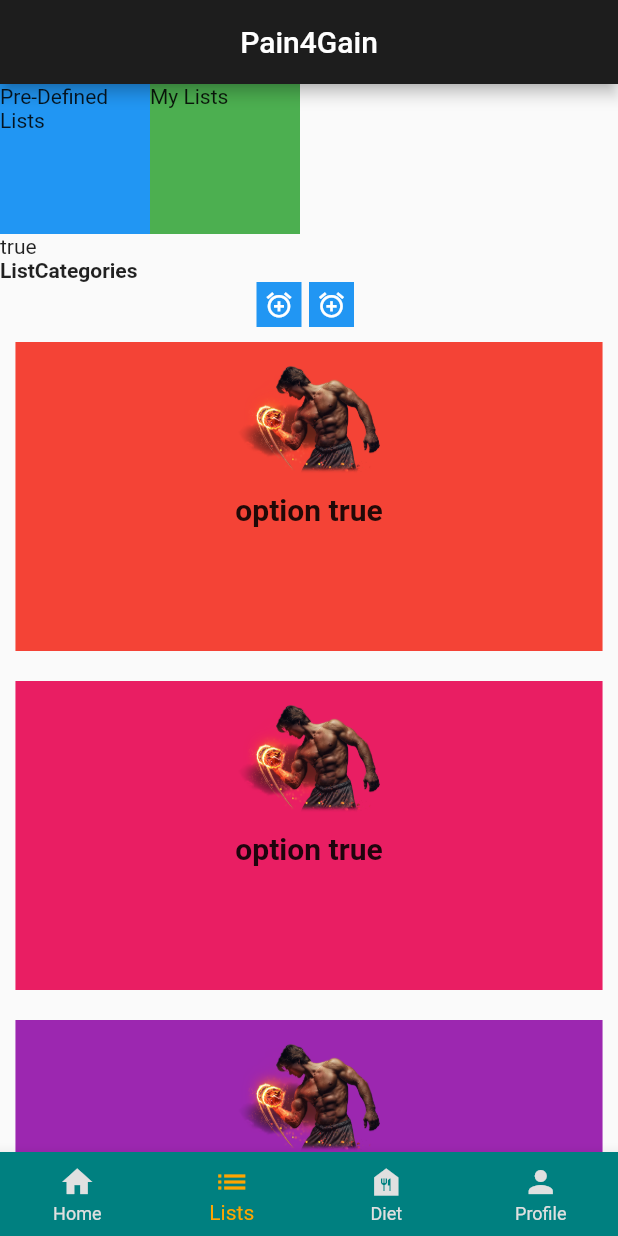
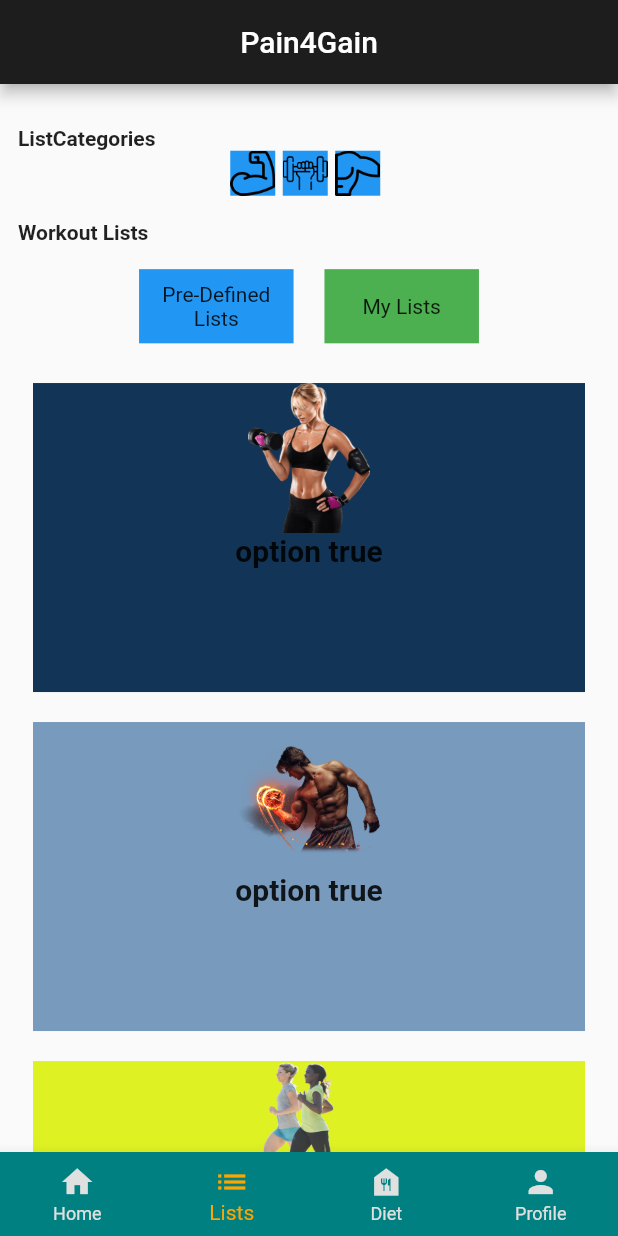
Before and after one commit to YasinSefa15/pain4gain, a Flutter app: the screen it shows after launch, item 2 of the bottom bar chosen, on a phone screen of 412 x 824 dp. Run offline on Flutter 3.47's test engine with Material 2 defaults, Android fonts, the phone set to English and light mode, and no system bars; our stand-ins replace shared_preferences.

Commit message:
ListPage now uses json files. And icons can be added to categories

```diff
--- a/lib/components/lists/list_option.dart
+++ b/lib/components/lists/list_option.dart
@@ -2,8 +2,13 @@ import 'package:flutter/material.dart';
 
 class ListOption extends StatefulWidget {
   final Function(bool) onOptionChanged;
+  final double deviceWidth;
+  final double deviceHeight;
 
-  ListOption({required this.onOptionChanged});
+  const ListOption(
+      {required this.onOptionChanged,
+      required this.deviceWidth,
+      required this.deviceHeight});
 
   @override
   _ListOptionState createState() => _ListOptionState();
@@ -15,6 +20,7 @@ class _ListOptionState extends State<ListOption> {
   @override
   Widget build(BuildContext context) {
     return Row(
+      mainAxisAlignment: MainAxisAlignment.center,
       children: [
         GestureDetector(
           onTap: () {
@@ -25,11 +31,16 @@ class _ListOptionState extends State<ListOption> {
           },
           child: Container(
             color: Colors.blue,
-            width: 100,
-            height: 100,
-            child: Text("Pre-Defined Lists"),
+            width: widget.deviceWidth * 0.25,
+            height: widget.deviceHeight * 0.06,
+            child: const Center(
+                child: Text(
+              "Pre-Defined Lists",
+              textAlign: TextAlign.center,
+            )),
           ),
         ),
+        SizedBox(width: widget.deviceWidth * 0.05),
         GestureDetector(
           onTap: () {
             setState(() {
@@ -39,9 +50,13 @@ class _ListOptionState extends State<ListOption> {
           },
           child: Container(
             color: Colors.green,
-            width: 100,
-            height: 100,
-            child: Text("My Lists"),
+            width: widget.deviceWidth * 0.25,
+            height: widget.deviceHeight * 0.06,
+            child: const Center(
+                child: Text(
+              "My Lists",
+              textAlign: TextAlign.center,
+            )),
           ),
         ),
       ],
--- a/lib/components/lists/workout_type.dart
+++ b/lib/components/lists/workout_type.dart
@@ -2,8 +2,9 @@ import 'package:flutter/cupertino.dart';
 import 'package:flutter/material.dart';
 
 class WorkoutType extends StatelessWidget {
-  final IconData icon;
-  const WorkoutType({Key? key, required this.icon}) : super(key: key);
+  final String imagePath;
+
+  const WorkoutType({Key? key, required this.imagePath}) : super(key: key);
 
   @override
   Widget build(BuildContext context) {
@@ -12,10 +13,10 @@ class WorkoutType extends StatelessWidget {
       width: 30,
       height: 30,
       color: Colors.blue,
-      child: Icon(
-        icon,
-        color: Colors.white,
-        size: 20,
+      child: Image.asset(
+        imagePath,
+        width: 10,
+        height: 10,
       ),
     );
   }
--- a/lib/pages/ListsPage/ListsPage.dart
+++ b/lib/pages/ListsPage/ListsPage.dart
@@ -3,7 +3,6 @@ import 'package:pain4gain/components/lists/list_option.dart';
 import 'package:pain4gain/components/lists/workout_list.dart';
 import 'package:pain4gain/components/lists/workout_type.dart';
 
-import '../../json/JsonFileManager.dart';
 import '../../json/ListJsonController.dart';
 
 class ListsPage extends StatefulWidget {
@@ -13,15 +12,41 @@ class ListsPage extends StatefulWidget {
 
 class _ListsPageState extends State<ListsPage> {
   bool isOption = true;
+  List<Widget> _categoryList = [];
+  List<Widget> _workoutList = [];
 
   ListJsonController listJsonController = ListJsonController();
 
-
   void changeOption(bool value) {
     setState(() {
+
       isOption = value;
     });
   }
+  void loadCategories(){
+    listJsonController.readCategoryJsonFile().then((value) {
+      if (value != null && _categoryList.isEmpty) {
+        setState(() {
+          _categoryList = List.generate(value['categories'].length, (index) {
+            return WorkoutType(
+              imagePath: value['categories'][index.toString()]['imagePath'],
+            );
+          });
+        });
+      }
+    }).catchError((onError) {
+      print(onError);
+    });
+  }
+
+
+  @override
+  void initState() {
+    super.initState();
+    // Kategori listesini ilk kez yüklemek için burada çağırılır
+    loadCategories();
+  }
+
 
   @override
   Widget build(BuildContext context) {
@@ -29,52 +54,41 @@ class _ListsPageState extends State<ListsPage> {
     double screenHeight =
         MediaQuery.of(context).size.height - MediaQuery.of(context).padding.top;
 
-    List<Widget> _workoutList = List.generate(10, (index) {
-      if (isOption) {
-        WorkoutList(
-          color: Colors.primaries[index],
-          desiredWidth: screenWidth * 0.95,
-          desiredHeight: screenHeight * 0.25,
-          title: 'option $isOption',
-          imagePath: 'assets/fitness_man.png',
-        );
-      }
-      return WorkoutList(
-        color: Colors.primaries[index],
-        desiredWidth: screenWidth * 0.95,
-        desiredHeight: screenHeight * 0.25,
-        title: 'option $isOption',
-        imagePath: 'assets/fitness_man.png',
-      );
-    });
 
-    List<Widget> _categoryList = List.generate(2, (index) {
-      listJsonController.readCategoryJsonFile().then((value) {
-        print(value);
-        if (value != null) {
-          return WorkoutType(
-            icon: IconData(value['category_types'][index]['icon'], fontFamily: 'MaterialIcons'),
-          );
+    if(isOption == true){
+      listJsonController.readDefinedListJsonFile().then((value) {
+        if (value != null && _workoutList.isEmpty) {
+          setState(() {
+            _workoutList = List.generate(value.length, (index) {
+              //print(value);
+              return   WorkoutList(
+                color: Color(int.parse(value[index.toString()]['color'])),
+                desiredWidth: screenWidth * 0.95,
+                desiredHeight: screenHeight * 0.25,
+                title: 'option $isOption',
+                imagePath: value[index.toString()]['imagePath'],
+              );
+            });
+          });
         }
+      }).catchError((onError) {
+        //print(onError);
       });
-      return const WorkoutType(
-        //choose random icon
-        icon: Icons.alarm_add_sharp,
-      );
-    });
+    }else{
+      _workoutList = [];
+    }
+
+
+
+
+
+
 
     return SingleChildScrollView(
+      padding: const EdgeInsets.all(12.0),
       child: Column(
         children: [
-          ListOption(
-            onOptionChanged: (value) {
-              changeOption(value);
-            },
-          ),
-          Align(
-            alignment: Alignment.centerLeft,
-            child: Text(isOption.toString()),
-          ),
+          SizedBox(height: screenHeight * 0.02),
           const Align(
             alignment: Alignment.centerLeft,
             child: Text(
@@ -89,6 +103,23 @@ class _ListsPageState extends State<ListsPage> {
               children: _categoryList,
             ),
           ),
+          SizedBox(height: screenHeight * 0.02),
+          const Align(
+            alignment: Alignment.centerLeft,
+            child: Text(
+              'Workout Lists',
+              style: TextStyle(fontWeight: FontWeight.bold),
+            ),
+          ),
+          SizedBox(height: screenHeight * 0.02),
+          ListOption(
+            onOptionChanged: (value) {
+              changeOption(value);
+            },
+            deviceWidth : screenWidth,
+            deviceHeight : screenHeight,
+          ),
+          SizedBox(height: screenHeight * 0.02),
           Column(
             children: _workoutList,
           )
--- a/pubspec.yaml
+++ b/pubspec.yaml
@@ -66,6 +66,7 @@ flutter:
   assets:
     - assets/
     - assets/json_files/
+    - assets/icons/
   #   - images/a_dot_burr.jpeg
   #   - images/a_dot_ham.jpeg
 
```
Also changed, not shown: assets/json_files/category_types.json (+10 -5 lines), assets/json_files/defined_workout_lists.json (added, +47 -0 lines), lib/json/JsonFileManager.dart (+7 -9 lines), lib/json/ListJsonController.dart (+13 -1 lines), assets/icons/biceps.png (added), assets/icons/dumbbell.png (added), assets/icons/shoulder.png (added), pubspec.lock.
